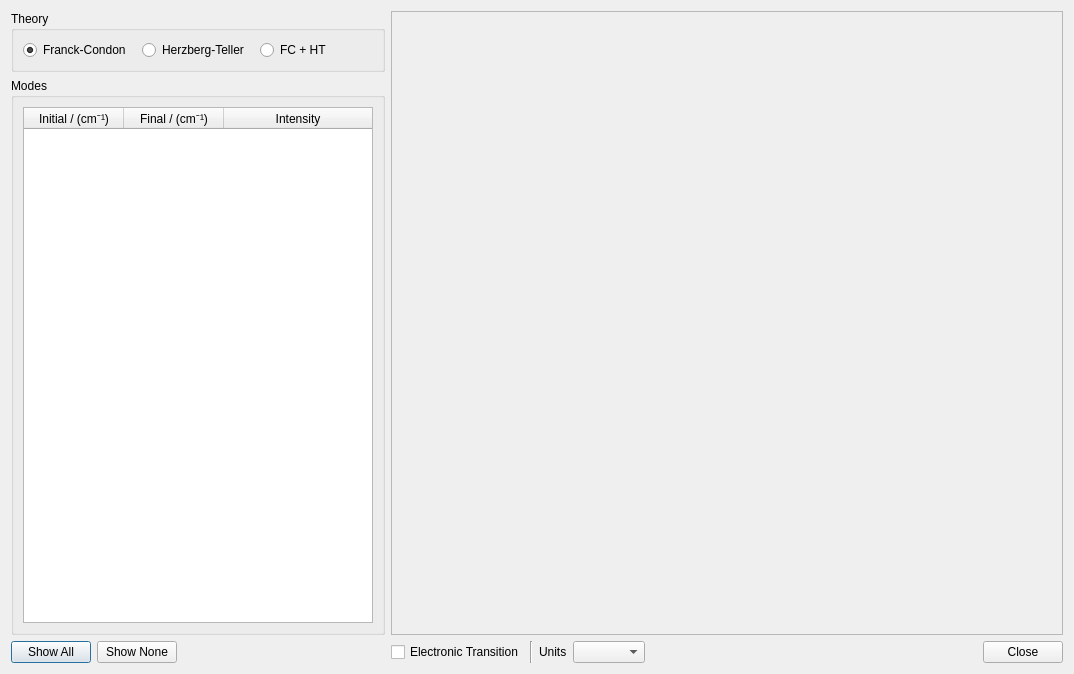
Above: src/Configurator/VibronicConfigurator.ui from nutjunkie/IQmol3 before the change. Below: the same form after it.
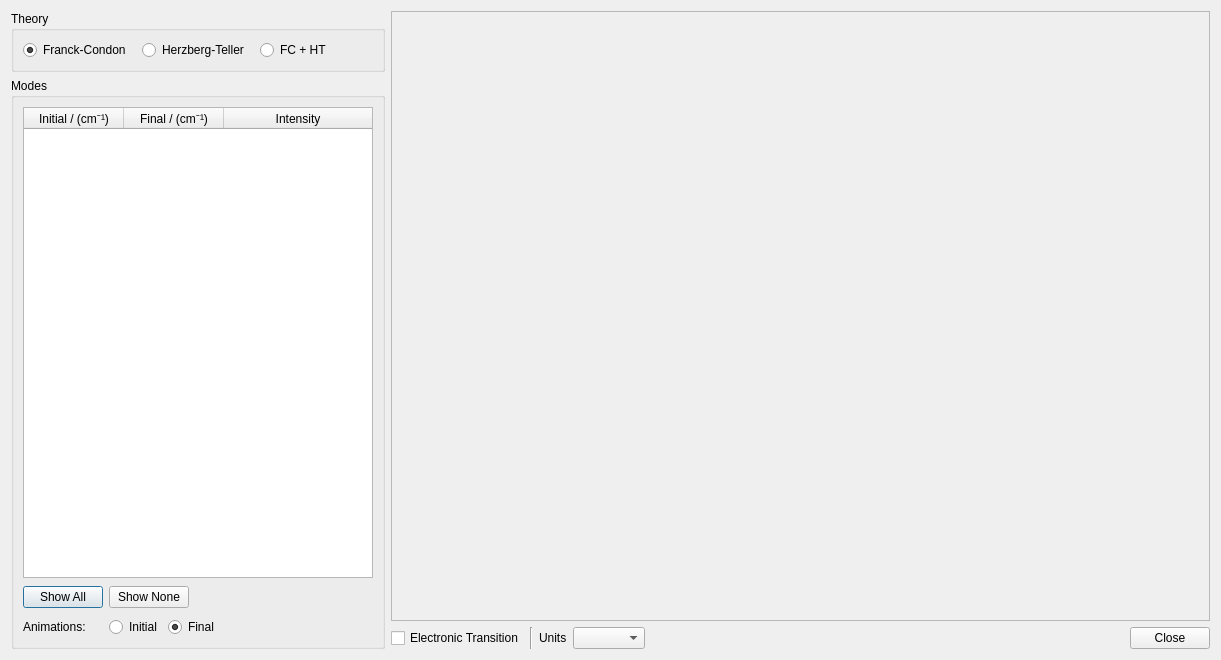
That is the form after the change.

Commit message: Added selection of final/initial modes in Vibronic configurator

Diff of the .ui file:
```diff
--- a/src/Configurator/VibronicConfigurator.ui
+++ b/src/Configurator/VibronicConfigurator.ui
@@ -6,8 +6,8 @@
    <rect>
     <x>0</x>
     <y>0</y>
-    <width>1074</width>
-    <height>674</height>
+    <width>1221</width>
+    <height>660</height>
    </rect>
   </property>
   <property name="sizePolicy">
@@ -68,9 +68,7 @@
   </property>
   <layout class="QHBoxLayout" name="horizontalLayout_3" stretch="0,1">
    <item>
-    <layout class="QVBoxLayout" name="verticalLayout_5">
-     <item>
-      <layout class="QVBoxLayout" name="verticalLayout_3">
+    <layout class="QVBoxLayout" name="verticalLayout" stretch="0,0">
        <item>
         <widget class="QGroupBox" name="groupBox">
          <property name="title">
@@ -109,7 +107,7 @@
          <property name="title">
           <string>Modes</string>
          </property>
-         <layout class="QVBoxLayout" name="verticalLayout">
+       <layout class="QVBoxLayout" name="verticalLayout_3">
           <item>
            <widget class="QTableWidget" name="spectrumTable">
             <property name="sizePolicy">
@@ -174,14 +172,9 @@
             </column>
            </widget>
           </item>
-         </layout>
-        </widget>
-       </item>
-      </layout>
-     </item>
      <item>
-      <layout class="QHBoxLayout" name="horizontalLayout">
-       <item>
+         <layout class="QGridLayout" name="gridLayout">
+          <item row="0" column="0">
         <widget class="QPushButton" name="selectAllButton">
          <property name="text">
           <string>Show All</string>
@@ -191,27 +184,57 @@
          </property>
         </widget>
        </item>
-       <item>
+          <item row="0" column="1" colspan="2">
         <widget class="QPushButton" name="clearSelectionButton">
          <property name="text">
           <string>Show None</string>
          </property>
         </widget>
        </item>
-       <item>
+          <item row="0" column="3">
         <spacer name="horizontalSpacer">
          <property name="orientation">
           <enum>Qt::Horizontal</enum>
          </property>
          <property name="sizeHint" stdset="0">
           <size>
-           <width>40</width>
-           <height>20</height>
+              <width>88</width>
+              <height>27</height>
           </size>
          </property>
         </spacer>
        </item>
-      </layout>
+          <item row="1" column="0">
+           <widget class="QLabel" name="label_2">
+            <property name="text">
+             <string>Animations:</string>
+            </property>
+           </widget>
+          </item>
+          <item row="1" column="1">
+           <widget class="QRadioButton" name="initialButton">
+            <property name="text">
+             <string>Initial</string>
+            </property>
+            <property name="checked">
+             <bool>false</bool>
+            </property>
+           </widget>
+          </item>
+          <item row="1" column="2" colspan="2">
+           <widget class="QRadioButton" name="finalButton">
+            <property name="text">
+             <string>Final</string>
+            </property>
+            <property name="checked">
+             <bool>true</bool>
+            </property>
+           </widget>
+          </item>
+         </layout>
+        </item>
+       </layout>
+      </widget>
      </item>
     </layout>
    </item>
```
Left out of the diff: 2 changed lines with no effect on the pictures. Lines whose indentation alone changed are shown as unchanged. The commit also changes 9 other files.
